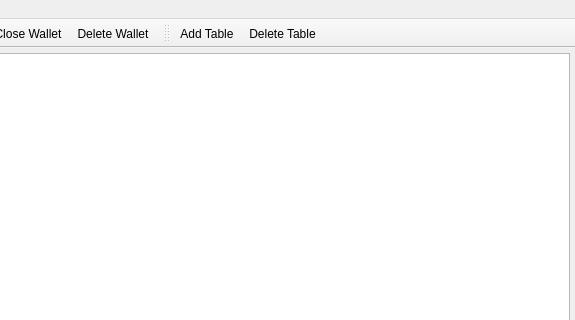
The window that scr/mainwindow.ui (waltergallegog/SEcubeWallet) describes before a commit, drawn with Qt 5; both pictures show x 361 to 936 and y 0 to 320 of the 936 by 468 pixel window.
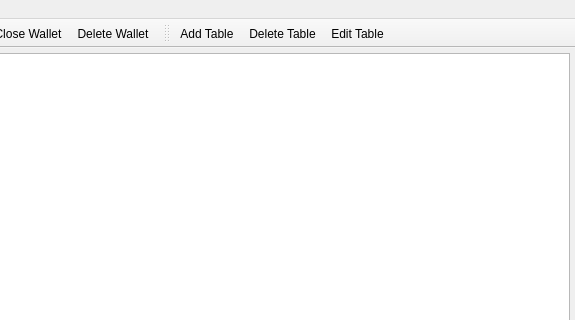
The same window after the commit. Icons and pictures are not drawn. Custom widgets are drawn as their Qt base class.

Commit message: fixed fat32 bug, with first table bug made some progress. Error is in saving, not opening. Before closing noempty table ok

Patch:
```diff
--- a/scr/mainwindow.ui
+++ b/scr/mainwindow.ui
@@ -161,6 +161,7 @@
    </attribute>
    <addaction name="action_Add_Table"/>
    <addaction name="action_Delete_Table"/>
+   <addaction name="action_Edit_Table"/>
   </widget>
   <widget class="QToolBar" name="entriesTB">
    <property name="windowTitle">
@@ -285,6 +286,11 @@
     <string>&amp;Close Wallet</string>
    </property>
   </action>
+  <action name="action_Edit_Table">
+   <property name="text">
+    <string>Edit Table</string>
+   </property>
+  </action>
  </widget>
  <layoutdefault spacing="6" margin="11"/>
  <customwidgets>
```
Left out of the diff: 1 changed line with no effect on the pictures. The commit also changes 12 other files.
